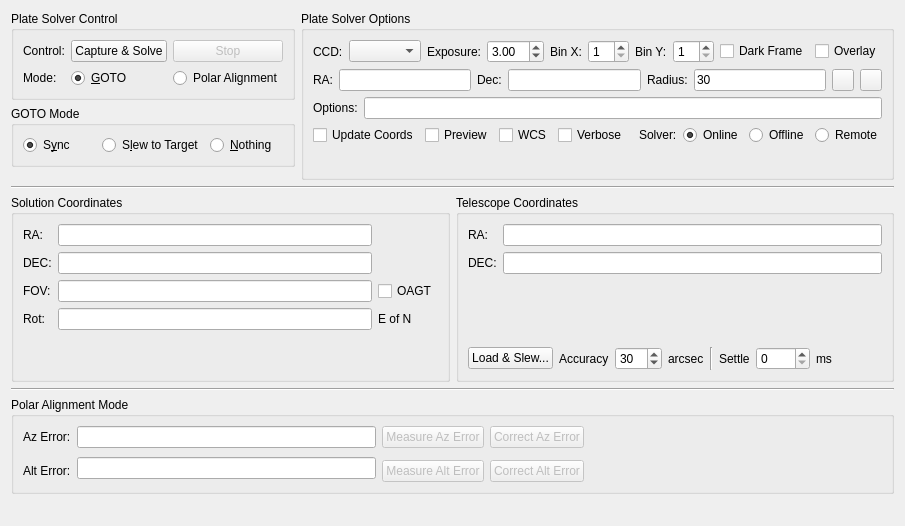
Before: the Qt Designer form kstars/ekos/align.ui in KDE/kstars, drawn with Qt 5.
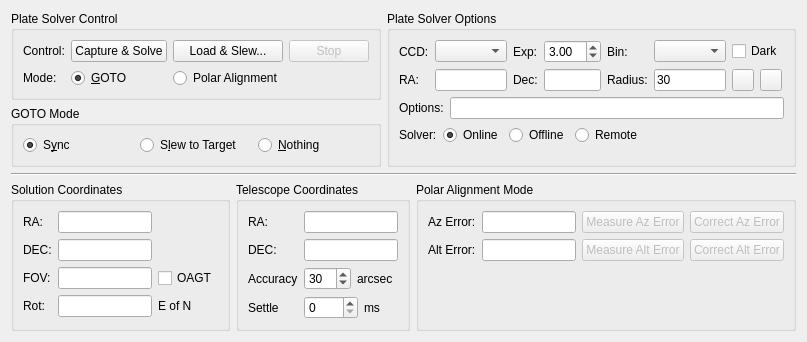
After: the same form once the commit is applied. Custom widgets are drawn as their Qt base class.

Commit message: Reworked GUI, reduced clutter and darks are now taken from the Dark Library

```diff
--- a/kstars/ekos/align.ui
+++ b/kstars/ekos/align.ui
@@ -6,13 +6,13 @@
    <rect>
     <x>0</x>
     <y>0</y>
-    <width>863</width>
-    <height>526</height>
+    <width>765</width>
+    <height>330</height>
    </rect>
   </property>
-  <layout class="QVBoxLayout" name="verticalLayout_4">
+  <layout class="QVBoxLayout" name="verticalLayout_5">
    <item>
-    <layout class="QHBoxLayout" name="horizontalLayout_13">
+    <layout class="QHBoxLayout" name="horizontalLayout_7">
      <item>
       <layout class="QVBoxLayout" name="verticalLayout_3">
        <item>
@@ -23,16 +23,6 @@
          <layout class="QHBoxLayout" name="horizontalLayout_5">
           <item>
            <layout class="QGridLayout" name="controlLayout">
-            <item row="0" column="2">
-             <widget class="QPushButton" name="stopB">
-              <property name="enabled">
-               <bool>false</bool>
-              </property>
-              <property name="text">
-               <string>Stop</string>
-              </property>
-             </widget>
-            </item>
             <item row="0" column="1">
              <widget class="QPushButton" name="solveB">
               <property name="enabled">
@@ -43,10 +33,20 @@
               </property>
              </widget>
             </item>
-            <item row="0" column="0">
-             <widget class="QLabel" name="label">
+            <item row="0" column="3">
+             <widget class="QPushButton" name="stopB">
+              <property name="enabled">
+               <bool>false</bool>
+              </property>
               <property name="text">
-               <string>Control:</string>
+               <string>Stop</string>
+              </property>
+             </widget>
+            </item>
+            <item row="1" column="0">
+             <widget class="QLabel" name="label_5">
+              <property name="text">
+               <string>Mode:</string>
               </property>
              </widget>
             </item>
@@ -70,6 +70,23 @@
               </item>
              </layout>
             </item>
+            <item row="0" column="0">
+             <widget class="QLabel" name="label">
+              <property name="text">
+               <string>Control:</string>
+              </property>
+             </widget>
+            </item>
+            <item row="0" column="2">
+             <widget class="QPushButton" name="loadSlewB">
+              <property name="toolTip">
+               <string>Load a FITS image and solve. Slew mount to image central coordinates.</string>
+              </property>
+              <property name="text">
+               <string>Load &amp;&amp; Slew...</string>
+              </property>
+             </widget>
+            </item>
             <item row="1" column="2">
              <widget class="QRadioButton" name="polarR">
               <property name="toolTip">
@@ -86,13 +103,6 @@
               </property>
              </widget>
             </item>
-            <item row="1" column="0">
-             <widget class="QLabel" name="label_5">
-              <property name="text">
-               <string>Mode:</string>
-              </property>
-             </widget>
-            </item>
            </layout>
           </item>
           <item>
@@ -192,6 +202,8 @@
         <item>
          <layout class="QHBoxLayout" name="horizontalLayout">
           <item>
+           <layout class="QGridLayout" name="gridLayout_4">
+            <item row="0" column="0">
            <widget class="QLabel" name="textLabel1_6">
             <property name="toolTip">
              <string/>
@@ -204,18 +216,24 @@
             </property>
            </widget>
           </item>
-          <item>
+            <item row="0" column="1">
            <widget class="QComboBox" name="CCDCaptureCombo"/>
           </item>
-          <item>
+            <item row="0" column="2">
            <widget class="QLabel" name="label_7">
+              <property name="toolTip">
+               <string/>
+              </property>
             <property name="text">
-             <string>Exposure:</string>
+               <string>Exp:</string>
             </property>
            </widget>
           </item>
-          <item>
+            <item row="0" column="3">
            <widget class="QDoubleSpinBox" name="exposureIN">
+              <property name="toolTip">
+               <string>Exposure duration in seconds</string>
+              </property>
             <property name="minimum">
              <double>0.100000000000000</double>
             </property>
@@ -230,75 +248,34 @@
             </property>
            </widget>
           </item>
-          <item>
+            <item row="0" column="4">
            <widget class="QLabel" name="label_18">
-            <property name="text">
-             <string>Bin X:</string>
-            </property>
-           </widget>
-          </item>
-          <item>
-           <widget class="QSpinBox" name="binXIN">
-            <property name="minimum">
-             <number>1</number>
-            </property>
-            <property name="maximum">
-             <number>16</number>
-            </property>
-           </widget>
-          </item>
-          <item>
-           <widget class="QLabel" name="label_19">
+              <property name="toolTip">
+               <string/>
+              </property>
             <property name="text">
-             <string>Bin Y:</string>
+               <string>Bin:</string>
             </property>
            </widget>
           </item>
-          <item>
-           <widget class="QSpinBox" name="binYIN">
-            <property name="minimum">
-             <number>1</number>
-            </property>
-            <property name="maximum">
-             <number>16</number>
-            </property>
-           </widget>
-          </item>
-          <item>
-           <spacer name="horizontalSpacer_3">
-            <property name="orientation">
-             <enum>Qt::Horizontal</enum>
-            </property>
-            <property name="sizeHint" stdset="0">
-             <size>
-              <width>40</width>
-              <height>20</height>
-             </size>
-            </property>
-           </spacer>
-          </item>
-          <item>
+            <item row="0" column="5">
+             <widget class="QComboBox" name="binningCombo">
+              <property name="toolTip">
+               <string>Camera binning</string>
+              </property>
+             </widget>
+            </item>
+            <item row="0" column="6" colspan="2">
            <widget class="QCheckBox" name="alignDarkFrameCheck">
-            <property name="text">
-             <string>Dark Frame</string>
-            </property>
-           </widget>
-          </item>
-          <item>
-           <widget class="QCheckBox" name="kcfg_solverOverlay">
             <property name="toolTip">
-             <string>Display received FITS images unto solver FOV rectangle in the sky map</string>
+               <string>Subtract dark frame. If no suitable dark frame is available, a dark frame shall be captured.</string>
             </property>
             <property name="text">
-             <string>Overlay</string>
+               <string>Dark</string>
             </property>
            </widget>
           </item>
-         </layout>
-        </item>
-        <item>
-         <layout class="QHBoxLayout" name="horizontalLayout_7">
-          <item>
+            <item row="1" column="0">
            <widget class="QLabel" name="label_15">
             <property name="toolTip">
              <string>estimated RA of target center to limit the solver's search area</string>
@@ -308,14 +285,14 @@
             </property>
            </widget>
           </item>
-          <item>
+            <item row="1" column="1">
            <widget class="dmsBox" name="raBox">
             <property name="toolTip">
              <string/>
             </property>
            </widget>
           </item>
-          <item>
+            <item row="1" column="2">
            <widget class="QLabel" name="label_16">
             <property name="toolTip">
              <string>estimated DEC of target center to limit the solver's search area</string>
@@ -325,21 +302,21 @@
             </property>
            </widget>
           </item>
-          <item>
+            <item row="1" column="3">
            <widget class="dmsBox" name="decBox">
             <property name="toolTip">
              <string/>
             </property>
            </widget>
           </item>
-          <item>
+            <item row="1" column="4">
            <widget class="QLabel" name="label_17">
             <property name="text">
              <string>Radius:</string>
             </property>
            </widget>
           </item>
-          <item>
+            <item row="1" column="5">
            <widget class="QLineEdit" name="radiusBox">
             <property name="sizePolicy">
              <sizepolicy hsizetype="Expanding" vsizetype="Fixed">
@@ -358,7 +335,7 @@
             </property>
            </widget>
           </item>
-          <item>
+            <item row="1" column="6">
            <widget class="QPushButton" name="syncBoxesB">
             <property name="sizePolicy">
              <sizepolicy hsizetype="Fixed" vsizetype="Fixed">
@@ -392,7 +369,7 @@
             </property>
            </widget>
           </item>
-          <item>
+            <item row="1" column="7">
            <widget class="QPushButton" name="clearBoxesB">
             <property name="sizePolicy">
              <sizepolicy hsizetype="Fixed" vsizetype="Fixed">
@@ -429,6 +406,21 @@
          </layout>
         </item>
         <item>
+           <spacer name="horizontalSpacer_3">
+            <property name="orientation">
+             <enum>Qt::Horizontal</enum>
+            </property>
+            <property name="sizeHint" stdset="0">
+             <size>
+              <width>40</width>
+              <height>20</height>
+             </size>
+            </property>
+           </spacer>
+          </item>
+         </layout>
+        </item>
+        <item>
          <layout class="QHBoxLayout" name="horizontalLayout_11">
           <item>
            <widget class="QLabel" name="label_14">
@@ -448,68 +440,6 @@
         </item>
         <item>
          <layout class="QHBoxLayout" name="horizontalLayout_12">
-          <item>
-           <widget class="QCheckBox" name="kcfg_solverUpdateCoords">
-            <property name="toolTip">
-             <string>Automatically update the solver's RA &amp; Declination coordinates after telescope slew is completed.</string>
-            </property>
-            <property name="statusTip">
-             <string>Automatically update the solver's RA &amp; Declination coordinates after telescope slew is completed.</string>
-            </property>
-            <property name="text">
-             <string>Update Coords</string>
-            </property>
-           </widget>
-          </item>
-          <item>
-           <widget class="QCheckBox" name="kcfg_solverPreview">
-            <property name="toolTip">
-             <string>Display image in FITS Viewer</string>
-            </property>
-            <property name="statusTip">
-             <string/>
-            </property>
-            <property name="text">
-             <string>Preview</string>
-            </property>
-           </widget>
-          </item>
-          <item>
-           <widget class="QCheckBox" name="wcsCheck">
-            <property name="toolTip">
-             <string>enable World Coordinate System (WCS). WCS is used to encode RA/DEC coordinates in captured CCD images.</string>
-            </property>
-            <property name="text">
-             <string>WCS</string>
-            </property>
-           </widget>
-          </item>
-          <item>
-           <widget class="QCheckBox" name="kcfg_solverVerbose">
-            <property name="toolTip">
-             <string>Log verbose solver output</string>
-            </property>
-            <property name="statusTip">
-             <string/>
-            </property>
-            <property name="text">
-             <string>Verbose</string>
-            </property>
-           </widget>
-          </item>
-          <item>
-           <spacer name="horizontalSpacer_4">
-            <property name="orientation">
-             <enum>Qt::Horizontal</enum>
-            </property>
-            <property name="sizeHint" stdset="0">
-             <size>
-              <width>40</width>
-              <height>20</height>
-             </size>
-            </property>
-           </spacer>
-          </item>
           <item>
            <widget class="QLabel" name="label_21">
             <property name="text">
@@ -559,6 +489,19 @@
             </attribute>
            </widget>
           </item>
+          <item>
+           <spacer name="horizontalSpacer">
+            <property name="orientation">
+             <enum>Qt::Horizontal</enum>
+            </property>
+            <property name="sizeHint" stdset="0">
+             <size>
+              <width>40</width>
+              <height>20</height>
+             </size>
+            </property>
+           </spacer>
+          </item>
          </layout>
         </item>
         <item>
@@ -588,7 +531,7 @@
     </widget>
    </item>
    <item>
-    <layout class="QHBoxLayout" name="horizontalLayout_2">
+    <layout class="QHBoxLayout" name="horizontalLayout_6">
      <item>
       <widget class="QGroupBox" name="groupBox_4">
        <property name="title">
@@ -602,27 +545,6 @@
           </property>
          </widget>
         </item>
-        <item row="0" column="1">
-         <widget class="QLineEdit" name="SolverRAOut">
-          <property name="readOnly">
-           <bool>true</bool>
-          </property>
-         </widget>
-        </item>
-        <item row="1" column="0">
-         <widget class="QLabel" name="label_6">
-          <property name="text">
-           <string>DEC:</string>
-          </property>
-         </widget>
-        </item>
-        <item row="1" column="1">
-         <widget class="QLineEdit" name="SolverDecOut">
-          <property name="readOnly">
-           <bool>true</bool>
-          </property>
-         </widget>
-        </item>
         <item row="2" column="0">
          <widget class="QLabel" name="label_8">
           <property name="text">
@@ -630,13 +552,10 @@
           </property>
          </widget>
         </item>
-        <item row="2" column="1">
-         <widget class="QLineEdit" name="FOVOut">
+        <item row="3" column="0">
+         <widget class="QLabel" name="label_10">
           <property name="text">
-           <string/>
-          </property>
-          <property name="readOnly">
-           <bool>true</bool>
+           <string>Rot:</string>
           </property>
          </widget>
         </item>
@@ -650,15 +569,32 @@
           </property>
          </widget>
         </item>
-        <item row="3" column="0">
-         <widget class="QLabel" name="label_10">
+        <item row="1" column="0">
+         <widget class="QLabel" name="label_6">
           <property name="text">
-           <string>Rot:</string>
+           <string>DEC:</string>
           </property>
          </widget>
         </item>
-        <item row="3" column="1">
-         <widget class="QLineEdit" name="RotOut">
+        <item row="1" column="1">
+         <widget class="QLineEdit" name="SolverDecOut">
+          <property name="readOnly">
+           <bool>true</bool>
+          </property>
+         </widget>
+        </item>
+        <item row="0" column="1">
+         <widget class="QLineEdit" name="SolverRAOut">
+          <property name="readOnly">
+           <bool>true</bool>
+          </property>
+         </widget>
+        </item>
+        <item row="2" column="1">
+         <widget class="QLineEdit" name="FOVOut">
+          <property name="text">
+           <string/>
+          </property>
           <property name="readOnly">
            <bool>true</bool>
           </property>
@@ -687,6 +623,13 @@
           </property>
          </spacer>
         </item>
+        <item row="3" column="1">
+         <widget class="QLineEdit" name="RotOut">
+          <property name="readOnly">
+           <bool>true</bool>
+          </property>
+         </widget>
+        </item>
        </layout>
       </widget>
      </item>
@@ -695,9 +638,9 @@
        <property name="title">
         <string>Telescope Coordinates</string>
        </property>
-       <layout class="QVBoxLayout" name="verticalLayout_6">
+       <layout class="QVBoxLayout" name="verticalLayout_4">
         <item>
-         <layout class="QFormLayout" name="formLayout_2">
+         <layout class="QGridLayout" name="gridLayout_3">
           <item row="0" column="0">
            <widget class="QLabel" name="label_12">
             <property name="text">
@@ -726,40 +669,15 @@
             </property>
            </widget>
           </item>
-         </layout>
-        </item>
-        <item>
-         <spacer name="verticalSpacer_2">
-          <property name="orientation">
-           <enum>Qt::Vertical</enum>
-          </property>
-          <property name="sizeHint" stdset="0">
-           <size>
-            <width>20</width>
-            <height>59</height>
-           </size>
-          </property>
-         </spacer>
-        </item>
-        <item>
-         <layout class="QHBoxLayout" name="horizontalLayout_16">
-          <item>
-           <widget class="QPushButton" name="loadSlewB">
-            <property name="toolTip">
-             <string>Load a FITS image and solve. Slew mount to image central coordinates.</string>
-            </property>
-            <property name="text">
-             <string>Load &amp;&amp; Slew...</string>
-            </property>
-           </widget>
-          </item>
-          <item>
+          <item row="2" column="0">
            <widget class="QLabel" name="label_9">
             <property name="text">
              <string>Accuracy</string>
             </property>
            </widget>
           </item>
+          <item row="2" column="1">
+           <layout class="QHBoxLayout" name="horizontalLayout_2">
           <item>
            <widget class="QSpinBox" name="accuracySpin">
             <property name="toolTip">
@@ -786,14 +704,9 @@
             </property>
            </widget>
           </item>
-          <item>
-           <widget class="Line" name="line_3">
-            <property name="orientation">
-             <enum>Qt::Vertical</enum>
-            </property>
-           </widget>
+           </layout>
           </item>
-          <item>
+          <item row="3" column="0">
            <widget class="QLabel" name="label_22">
             <property name="toolTip">
              <string>After telescope complete slewing, wait until it settles before capturing the next image.</string>
@@ -803,6 +716,8 @@
             </property>
            </widget>
           </item>
+          <item row="3" column="1">
+           <layout class="QHBoxLayout" name="horizontalLayout_4">
           <item>
            <widget class="QSpinBox" name="delaySpin">
             <property name="toolTip">
@@ -826,35 +741,26 @@
             </property>
            </widget>
           </item>
+           </layout>
+          </item>
+         </layout>
+        </item>
           <item>
-           <spacer name="horizontalSpacer_6">
+         <spacer name="verticalSpacer_2">
             <property name="orientation">
-             <enum>Qt::Horizontal</enum>
+           <enum>Qt::Vertical</enum>
             </property>
             <property name="sizeHint" stdset="0">
              <size>
-              <width>40</width>
-              <height>20</height>
+            <width>20</width>
+            <height>0</height>
              </size>
             </property>
            </spacer>
           </item>
          </layout>
-        </item>
-       </layout>
       </widget>
      </item>
-    </layout>
-   </item>
-   <item>
-    <widget class="Line" name="line_2">
-     <property name="orientation">
-      <enum>Qt::Horizontal</enum>
-     </property>
-    </widget>
-   </item>
-   <item>
-    <layout class="QHBoxLayout" name="horizontalLayout_9">
      <item>
       <widget class="QGroupBox" name="alignmentBox">
        <property name="title">
@@ -863,57 +769,6 @@
        <layout class="QVBoxLayout" name="verticalLayout">
         <item>
          <layout class="QGridLayout" name="gridLayout">
-          <item row="0" column="1">
-           <widget class="QLineEdit" name="azError">
-            <property name="readOnly">
-             <bool>true</bool>
-            </property>
-           </widget>
-          </item>
-          <item row="0" column="4" rowspan="2">
-           <spacer name="horizontalSpacer_7">
-            <property name="orientation">
-             <enum>Qt::Horizontal</enum>
-            </property>
-            <property name="sizeHint" stdset="0">
-             <size>
-              <width>40</width>
-              <height>20</height>
-             </size>
-            </property>
-           </spacer>
-          </item>
-          <item row="1" column="1" rowspan="2">
-           <widget class="QLineEdit" name="altError">
-            <property name="readOnly">
-             <bool>true</bool>
-            </property>
-           </widget>
-          </item>
-          <item row="2" column="0">
-           <widget class="QLabel" name="label_4">
-            <property name="text">
-             <string>Alt Error:</string>
-            </property>
-           </widget>
-          </item>
-          <item row="2" column="4">
-           <layout class="QHBoxLayout" name="horizontalLayout_6">
-            <item>
-             <spacer name="horizontalSpacer_8">
-              <property name="orientation">
-               <enum>Qt::Horizontal</enum>
-              </property>
-              <property name="sizeHint" stdset="0">
-               <size>
-                <width>40</width>
-                <height>20</height>
-               </size>
-              </property>
-             </spacer>
-            </item>
-           </layout>
-          </item>
           <item row="0" column="0">
            <widget class="QLabel" name="label_3">
             <property name="text">
@@ -921,6 +776,13 @@
             </property>
            </widget>
           </item>
+          <item row="0" column="1">
+           <widget class="QLineEdit" name="azError">
+            <property name="readOnly">
+             <bool>true</bool>
+            </property>
+           </widget>
+          </item>
           <item row="0" column="2">
            <widget class="QPushButton" name="measureAzB">
             <property name="enabled">
@@ -941,7 +803,21 @@
             </property>
            </widget>
           </item>
-          <item row="2" column="2">
+          <item row="1" column="0">
+           <widget class="QLabel" name="label_4">
+            <property name="text">
+             <string>Alt Error:</string>
+            </property>
+           </widget>
+          </item>
+          <item row="1" column="1">
+           <widget class="QLineEdit" name="altError">
+            <property name="readOnly">
+             <bool>true</bool>
+            </property>
+           </widget>
+          </item>
+          <item row="1" column="2">
            <widget class="QPushButton" name="measureAltB">
             <property name="enabled">
              <bool>false</bool>
@@ -951,7 +827,7 @@
             </property>
            </widget>
           </item>
-          <item row="2" column="3">
+          <item row="1" column="3">
            <widget class="QPushButton" name="correctAltB">
             <property name="enabled">
              <bool>false</bool>
@@ -963,11 +839,6 @@
           </item>
          </layout>
         </item>
-       </layout>
-      </widget>
-     </item>
-    </layout>
-   </item>
    <item>
     <spacer name="verticalSpacer_3">
      <property name="orientation">
@@ -976,7 +847,25 @@
      <property name="sizeHint" stdset="0">
       <size>
        <width>20</width>
-       <height>1</height>
+            <height>52</height>
+           </size>
+          </property>
+         </spacer>
+        </item>
+       </layout>
+      </widget>
+     </item>
+    </layout>
+   </item>
+   <item>
+    <spacer name="verticalSpacer_4">
+     <property name="orientation">
+      <enum>Qt::Vertical</enum>
+     </property>
+     <property name="sizeHint" stdset="0">
+      <size>
+       <width>20</width>
+       <height>40</height>
       </size>
      </property>
     </spacer>
```
Lines whose indentation alone changed are shown as unchanged. The commit also changes 3 other files.
